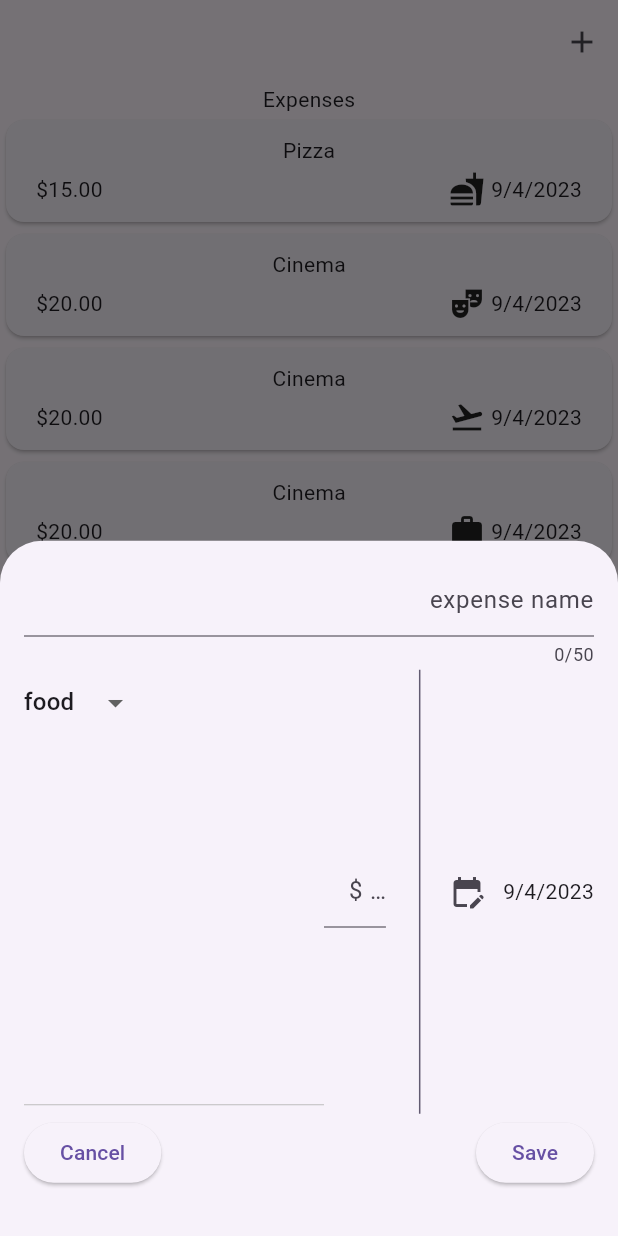
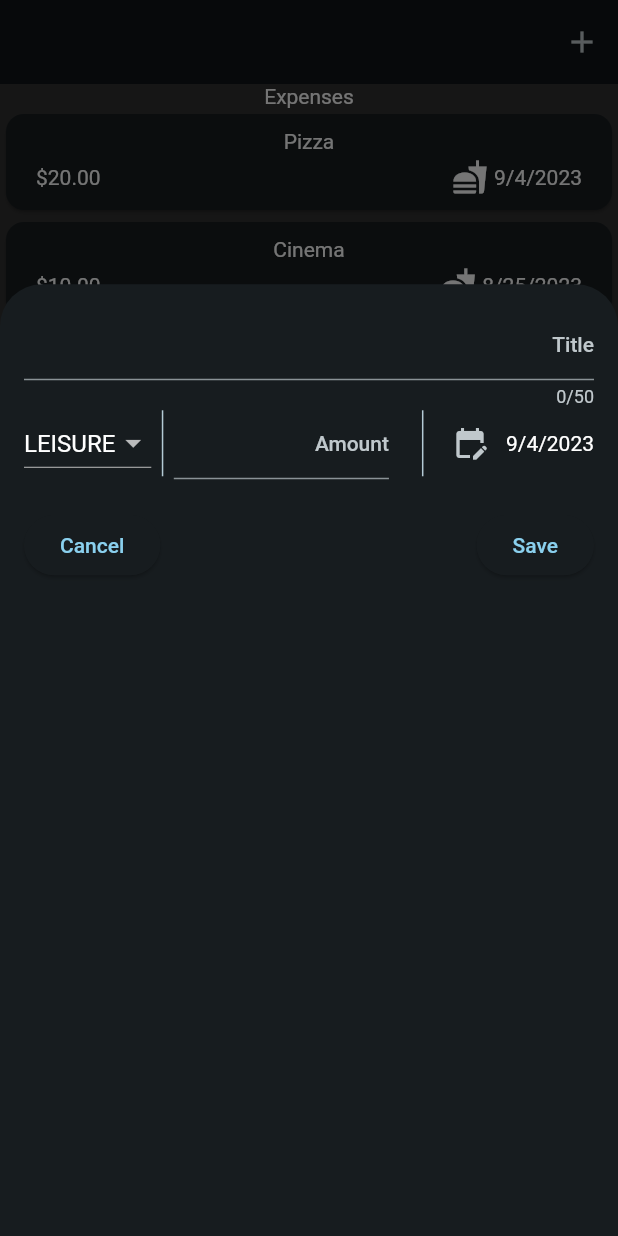
Before and after one commit to mdzielinski/text_editing_controller, a Flutter app: the screen it shows after launch, after a tap on the "add" icon, on a phone screen of 412 x 824 dp. Run offline on Flutter 3.47's test engine with Material 2 defaults, Android fonts, the phone set to English and light mode, and no system bars.

Commit message:
works, dark theme

```diff
--- a/lib/expenses.dart
+++ b/lib/expenses.dart
@@ -14,49 +14,78 @@ class Expenses extends StatefulWidget {
 }
 
 class _ExpensesState extends State<Expenses> {
-
   final List<Expense> _expenses = [
     Expense(
         title: 'Pizza',
-        amount: 15,
+        amount: 20,
         date: DateTime.now(),
         category: Category.food),
     Expense(
         title: 'Cinema',
-        amount: 20,
-        date: DateTime.now(),
-        category: Category.leisure),
-    Expense(
-        title: 'Cinema',
-        amount: 20,
-        date: DateTime.now(),
-        category: Category.travel),
-    Expense(
-        title: 'Cinema',
-        amount: 20,
-        date: DateTime.now(),
-        category: Category.work),
+        amount: 10,
+        date: DateTime.now().subtract(const Duration(days: 10)),
+        category: Category.food),
   ];
+  final List<Expense> _expensesTrash = [];
+
+  void _onSave(Expense expense) {
+    _validate(expense);
+    setState(() {
+      _expenses.add(expense);
+    });
+    Navigator.pop(context);
+  }
+
+  void _onDismiss(Expense expense) {
+    int removedI = _expenses.indexOf(expense);
+    setState(() {
+      _expenses.remove(expense);
+      _expensesTrash.add(expense);
+    });
+    ScaffoldMessenger.of(context).showSnackBar(SnackBar(
+      content: Center(child: Text('${expense.title} deleted')),
+      action: SnackBarAction(
+        label: 'Undo',
+        onPressed: () {
+          setState(() {
+            _expenses.insert(removedI, expense);
+          });
+        },
+      ),
+    ));
+  }
 
   @override
   Widget build(BuildContext context) {
+    var mainContent = _expenses.isEmpty
+        ? const Center(child: Text('No Expences here. Start addin some!'))
+        : ExpensesList(_expenses, _onDismiss);
+
     return Scaffold(
       appBar: AppBar(
         actions: [
-          IconButton(onPressed: _openAddExpenseOverlay, icon: const Icon(Icons.add))
+          IconButton(
+              onPressed: _openAddExpenseOverlay, icon: const Icon(Icons.add))
         ],
       ),
       body: Column(
-          children: [const Text('Expenses'), Expanded(child: ExpensesList(_expenses))]),
+          children: [const Text('Expenses'), Expanded(child: mainContent)]),
     );
   }
 
   void _openAddExpenseOverlay() {
     showModalBottomSheet(
-        context: context,
-        builder: (ctx) {
-          return NewExpense();
-        },
+      isScrollControlled: true,
+      constraints: BoxConstraints(
+        minHeight: MediaQuery.of(context).size.height * 0.77,
+        maxHeight: MediaQuery.of(context).size.height * 0.77,
+      ),
+      context: context,
+      builder: (ctx) {
+        return NewExpense(_onSave);
+      },
     );
   }
+
+  void _validate(Expense expense) {}
 }
--- a/lib/main.dart
+++ b/lib/main.dart
@@ -3,9 +3,18 @@ import 'package:flutter/material.dart';
 import 'package:expense_tracker/expenses.dart';
 
 void main() {
+  var standardColorScheme = ColorScheme.fromSeed(seedColor: Colors.indigo);
+  var darkColorTheme =
+      ColorScheme.fromSeed(brightness: Brightness.dark, seedColor: const Color.fromARGB(255, 5, 99, 125));
   runApp(
     MaterialApp(
-      theme: ThemeData(useMaterial3: true),
+      darkTheme: ThemeData.dark()
+          .copyWith(useMaterial3: true, colorScheme: darkColorTheme),
+      theme: ThemeData().copyWith(
+        useMaterial3: true,
+        colorScheme: standardColorScheme,
+      ),
+      themeMode: ThemeMode.dark,
       home: const Expenses(),
     ),
   );
--- a/lib/models/expense.dart
+++ b/lib/models/expense.dart
@@ -3,6 +3,7 @@ import 'package:intl/intl.dart';
 
 const uuid = Uuid();
 final formatter = DateFormat.yMd();
+
 enum Category { food, travel, leisure, work }
 
 class Expense {
--- a/lib/widgets/expenses_list.dart
+++ b/lib/widgets/expenses_list.dart
@@ -4,8 +4,9 @@ import 'package:flutter/material.dart';
 import '../models/expense.dart';
 
 class ExpensesList extends StatelessWidget {
-  const ExpensesList(this.expenses, {super.key});
+  const ExpensesList(this.expenses, this.onDismiss, {super.key});
 
+  final void Function(Expense expense) onDismiss;
   final List<Expense> expenses;
 
   @override
@@ -13,7 +14,18 @@ class ExpensesList extends StatelessWidget {
     return ListView.builder(
       itemCount: expenses.length,
       itemBuilder: (ctx, i) {
-        return ExpenseItem(expenses[i]);
+        var valueKey = ValueKey(expenses[i]);
+        var dismissible = Dismissible(
+            background: Container(
+              color: Theme.of(context).colorScheme.shadow.withOpacity(0.4),
+              child: Icon(Icons.recycling),
+            ),
+            key: valueKey,
+            child: ExpenseItem(expenses[i]),
+            onDismissed: (direction) {
+              onDismiss(expenses[i]);
+            });
+        return dismissible;
       },
     );
   }
--- a/lib/widgets/new_expense.dart
+++ b/lib/widgets/new_expense.dart
@@ -6,7 +6,9 @@ import '../models/expense.dart';
 final formatter = DateFormat.yMd();
 
 class NewExpense extends StatefulWidget {
-  const NewExpense({super.key});
+  const NewExpense(this.save, {super.key});
+
+  final void Function(Expense expense) save;
 
   @override
   State<NewExpense> createState() => _State();
@@ -14,13 +16,16 @@ class NewExpense extends StatefulWidget {
 
 class _State extends State<NewExpense> {
   DateTime _date = DateTime.now();
-  final TextEditingController _name = TextEditingController();
-  final TextEditingController _price = TextEditingController();
+  final TextEditingController _title = TextEditingController();
+  bool _titleValEnabled = false;
+  final TextEditingController _amount = TextEditingController();
+  bool _amountValEnabled = false;
+  Category _category = Category.leisure;
 
   @override
   void dispose() {
-    _name.dispose();
-    _price.dispose();
+    _title.dispose();
+    _amount.dispose();
     super.dispose();
   }
 
@@ -28,54 +33,72 @@ class _State extends State<NewExpense> {
   Widget build(BuildContext context) {
     double spacing = 15;
     return Padding(
-      padding: EdgeInsets.all(16),
+      padding: const EdgeInsets.all(16),
       child: Column(
         children: [
-          TextField(
-            controller: _name,
+          TextFormField(
+            controller: _title,
             textAlign: TextAlign.right,
             maxLength: 50,
-            decoration: const InputDecoration(hintText: 'expense name'),
+            onEditingComplete: () {
+              _titleValEnabled = true;
+              FocusScope.of(context).unfocus();
+            },
+            decoration: InputDecoration(
+                errorText: (_titleValEnabled == true &&
+                        _title.value.text.trim().isEmpty)
+                    ? "Input title"
+                    : null,
+                hintText: 'Title',
+                prefixText: '\$ '),
           ),
           Row(
             children: [
               Expanded(
                 child: IntrinsicHeight(
                   child: Row(
+                    crossAxisAlignment: CrossAxisAlignment.end,
                     children: [
-                      SizedBox(
-                        width: 200,
-                        height: 300,
-                        child: DropdownButton(
-                            items: Category.values
-                                .map((e) => DropdownMenuItem(
-                                    child: Text(e.name.toString())))
-                                .toList(),
-                            onChanged: (value) {}),
-                      ),
+                      DropdownButton(
+                          value: _category,
+                          items: Category.values
+                              .map((c) => DropdownMenuItem(
+                                  value: c, child: Text(c.name.toUpperCase())))
+                              .toList(),
+                          onChanged: (value) {
+                            if (value == null) return;
+                            setState(() {
+                              _category = value;
+                            });
+                          }),
+                      verticalLine(spacing, context),
                       Expanded(
                         child: TextField(
-                          controller: _price,
+                          controller: _amount,
                           textAlign: TextAlign.right,
                           keyboardType: TextInputType.number,
-                          decoration: const InputDecoration(
-                              hintText: '\$ amount', prefixText: '\$ '),
+                          onEditingComplete: () {
+                            _amountValEnabled = true;
+                            FocusScope.of(context).unfocus();
+                          },
+                          decoration: InputDecoration(
+                              errorText: (_amountValEnabled == true &&
+                                      double.tryParse(_amount.text) == null)
+                                  ? "Input number"
+                                  : null,
+                              hintText: 'Amount',
+                              prefixText: '\$ '),
                         ),
                       ),
                       SizedBox(
                         width: spacing,
                       ),
-                      VerticalDivider(
-                          width: spacing,
-                          indent: 2,
-                          thickness: 1,
-                          endIndent: 2,
-                          color: Theme.of(context).colorScheme.secondary),
+                      verticalLine(spacing, context),
                       Row(
                         children: [
                           IconButton(
                             onPressed: _select,
-                            icon: Icon(Icons.edit_calendar),
+                            icon: const Icon(Icons.edit_calendar),
                           ),
                           Text(formatter.format(_date)),
                         ],
@@ -86,18 +109,16 @@ class _State extends State<NewExpense> {
               ),
             ],
           ),
+          const SizedBox(height: 20),
           Row(
             children: [
               ElevatedButton(
                 onPressed: () => {Navigator.pop(context)},
                 child: const Text('Cancel'),
               ),
-              Spacer(),
+              const Spacer(),
               ElevatedButton(
-                onPressed: () {
-                  print('name: ${_name.text}\n'
-                      '\$: ${_price.text}');
-                },
+                onPressed: _submitExpenseData,
                 child: const Text('Save'),
               ),
             ],
@@ -107,15 +128,34 @@ class _State extends State<NewExpense> {
     );
   }
 
+  VerticalDivider verticalLine(double spacing, BuildContext context) {
+    return VerticalDivider(
+        width: spacing,
+        indent: 2,
+        thickness: 1,
+        endIndent: 2,
+        color: Theme.of(context).colorScheme.secondary);
+  }
+
   void _select() async {
     final now = DateTime.now();
     final selected = await showDatePicker(
         context: context,
-        initialDate: _date.subtract(Duration(days: 1)),
-        firstDate: _date.subtract(Duration(days: 30)),
+        initialDate: _date.subtract(const Duration(days: 1)),
+        firstDate: _date.subtract(const Duration(days: 30)),
         lastDate: now);
     setState(() {
       _date = selected ?? now;
     });
   }
+
+  void _submitExpenseData() {
+    widget.save(Expense(
+        title: _title.value.text,
+        amount: double.parse(_amount.text),
+        date: _date,
+        category: _category));
+    FocusScope.of(context).unfocus();
+    FocusScope.of(context).unfocus();
+  }
 }
```
